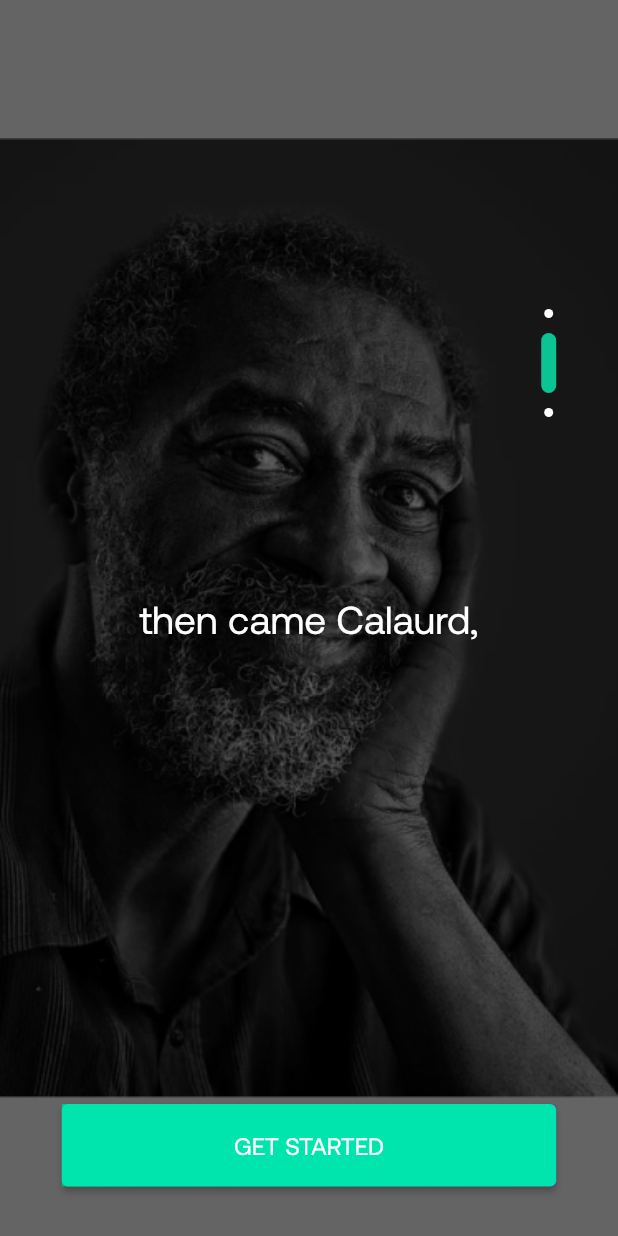
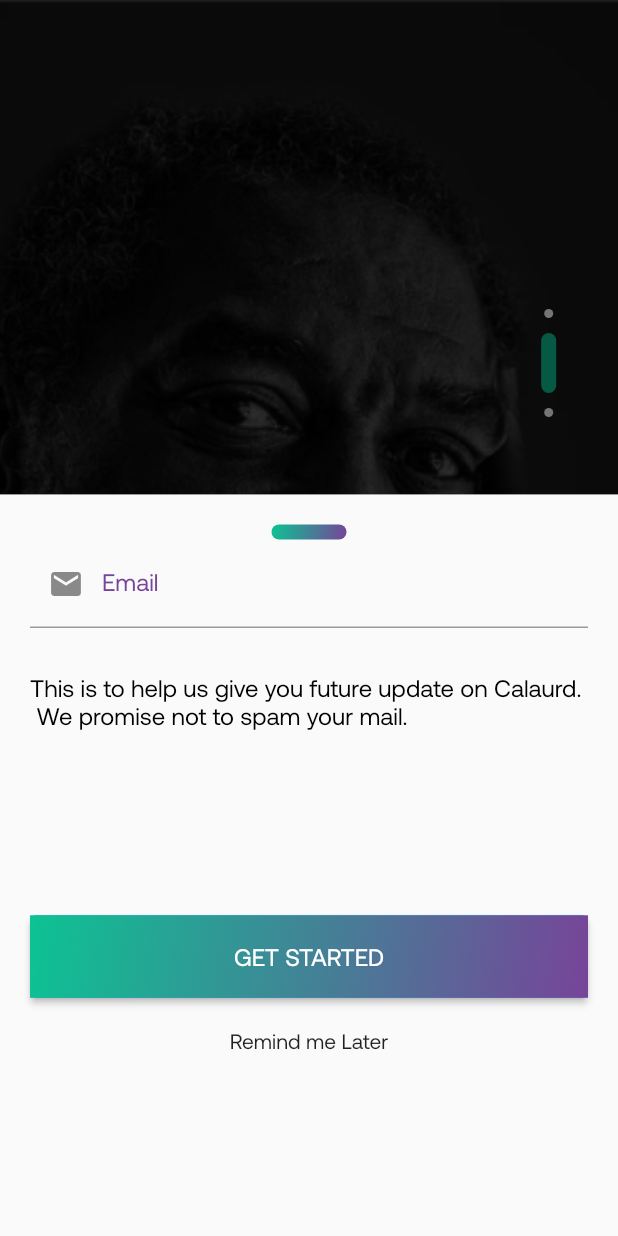
Before and after one commit to fiizzy/Calaurd, a Flutter app: the screen it shows after launch, scrolled down 576 dp, after a tap on "GET STARTED", on a phone screen of 412 x 824 dp. Run offline on Flutter 3.47's test engine with Material 2 defaults, Android fonts, the phone set to English and light mode, and no system bars.

Commit message:
Finished Onboarding

```diff
--- a/lib/main.dart
+++ b/lib/main.dart
@@ -1,4 +1,5 @@
 import 'package:calaurd/styles/styles.dart';
+import 'package:calaurd/views/home/home.dart';
 import 'package:calaurd/views/onboarding/onboarding.dart';
 import 'package:flutter/material.dart';
 
@@ -16,6 +17,7 @@
       initialRoute: '/',
       routes: {
         '/': (context) => Onboarding(),
+        '/home': (context) => Home(),
       },
     );
   }
--- a/lib/styles/styles.dart
+++ b/lib/styles/styles.dart
@@ -29,6 +29,11 @@
     fontFamily: 'Aeonik-Regular',
     color: white,
   );
+  static TextStyle bodyText = TextStyle(
+    fontSize: 16,
+    fontFamily: 'Aeonik-Regular',
+    color: Colors.black,
+  );
 
   //All Gradient Widgets
   static Gradient gradient = LinearGradient(
@@ -56,20 +61,23 @@
   static SizedBox horizontalSpaceTwo = SizedBox(
     width: 30,
   );
+
+  //Border Radius
+  static BorderRadius myBorderRadius = BorderRadius.circular(500);
 }
 
 class AppTheme {
   AppTheme._();
 
   //Colors for theme
-  static Color primaryBlue = MyStyles.gradientGreen;
+  static Color primaryBlue = MyStyles.gradientPurple;
 
   //Internal Flutter theme swatches and colours
   static ThemeData lightTheme = ThemeData(
     fontFamily: 'Aeonik-Regular',
 
     //This wierdly controls the Border Color
-    hintColor: MyStyles.gradientGreen,
+    hintColor: MyStyles.gradientPurple,
 
     buttonTheme: ButtonThemeData(
       buttonColor: primaryBlue,
--- /dev/null
+++ b/lib/views/home/enterEmail.dart
@@ -0,0 +1,83 @@
+import 'package:calaurd/styles/styles.dart';
+import 'package:flutter/material.dart';
+
+class EnterEmail extends StatefulWidget {
+  @override
+  _EnterEmailState createState() => _EnterEmailState();
+}
+
+class _EnterEmailState extends State<EnterEmail> {
+  @override
+  Widget build(BuildContext context) {
+    return Container(
+        padding: EdgeInsets.all(20),
+        height: MyStyles.deviceHieight(context) * .6,
+        child: Scaffold(
+            resizeToAvoidBottomInset: false,
+            body: Column(
+              crossAxisAlignment: CrossAxisAlignment.center,
+              children: [
+                Center(child: closeIcon()),
+                Form(
+                    child: Column(
+                  crossAxisAlignment: CrossAxisAlignment.start,
+                  children: [
+                    TextFormField(
+                      decoration: InputDecoration(
+                        prefixIcon: Icon(Icons.email),
+                        labelText: 'Email',
+                        hintText: 'example@gmail.com',
+                      ),
+                    ),
+                    MyStyles.verticalSpaceTwo,
+                    Text(
+                      'This is to help us give you future update on Calaurd. \n We promise not to spam your mail.',
+                      style: MyStyles.bodyText,
+                    ),
+                    SizedBox(
+                      height: MyStyles.deviceHieight(context) * .15,
+                    ),
+                    ElevatedButton(
+                      style: ButtonStyle(
+                        padding: MaterialStateProperty.all(EdgeInsets.zero),
+                      ),
+                      onPressed: () {
+                        Navigator.pushNamed(context, '/home');
+                      },
+                      child: Container(
+                        height: MyStyles.buttonHeight,
+                        decoration: BoxDecoration(gradient: MyStyles.gradient),
+                        child: Center(
+                          child: Text(
+                            "GET STARTED",
+                            style: MyStyles.buttonText,
+                          ),
+                        ),
+                      ),
+                    ),
+                    MyStyles.verticalSpaceOne,
+                    Center(
+                      child: InkWell(
+                        onTap: () {
+                          Navigator.pushNamed(context, '/home');
+                        },
+                        child: Text('Remind me Later'),
+                      ),
+                    )
+                  ],
+                ))
+              ],
+            )));
+  }
+}
+
+Widget closeIcon() {
+  return InkWell(
+    child: Container(
+      height: 10,
+      width: 50,
+      decoration: BoxDecoration(
+          gradient: MyStyles.gradient, borderRadius: MyStyles.myBorderRadius),
+    ),
+  );
+}
--- /dev/null
+++ b/lib/views/home/home.dart
@@ -0,0 +1,15 @@
+import 'package:flutter/material.dart';
+
+class Home extends StatefulWidget {
+  @override
+  _HomeState createState() => _HomeState();
+}
+
+class _HomeState extends State<Home> {
+  @override
+  Widget build(BuildContext context) {
+    return Scaffold(
+      body: Center(child: Text('Home Screen')),
+    );
+  }
+}
--- a/lib/views/onboarding/onboarding.dart
+++ b/lib/views/onboarding/onboarding.dart
@@ -1,4 +1,6 @@
 import 'package:calaurd/styles/styles.dart';
+import 'package:calaurd/views/home/enterEmail.dart';
+import 'package:calaurd/views/home/home.dart';
 import 'package:calaurd/views/onboarding/indicatorWidget.dart';
 import 'package:calaurd/views/onboarding/onboardingWidgets.dart';
 import 'package:flutter/material.dart';
@@ -11,49 +13,10 @@
 class _OnboardingState extends State<Onboarding> {
   int currentIndex = 0;
 
-  String pathChange() {
-    switch (currentIndex) {
-      case 0:
-        {
-          return 'images/onboardingOne.png';
-        }
-      case 1:
-        {
-          return 'images/onboardingTwo.png';
-        }
-      case 2:
-        {
-          return 'images/onboardingOne.png';
-        }
-
-      default:
-        return 'Something went Wrong';
-    }
-  }
-
-  String descriptionChange() {
-    switch (currentIndex) {
-      case 0:
-        {
-          return 'First, it was Black and White';
-        }
-      case 1:
-        {
-          return 'then came Calaurd,';
-        }
-      case 2:
-        {
-          return '...and all was Coloured';
-        }
-
-      default:
-        return 'Something went Wrong';
-    }
-  }
-
   @override
   Widget build(BuildContext context) {
     return Scaffold(
+      resizeToAvoidBottomInset: true,
       body: Stack(
         alignment: AlignmentDirectional.center,
         children: [
@@ -64,20 +27,7 @@
                 currentIndex = index;
               });
             },
-            children: [
-              OnboardingOne(
-                imagePath: pathChange(),
-                description: descriptionChange(),
-              ),
-              OnboardingOne(
-                imagePath: pathChange(),
-                description: descriptionChange(),
-              ),
-              OnboardingOne(
-                imagePath: pathChange(),
-                description: descriptionChange(),
-              ),
-            ],
+            children: [OnboardingOne(), OnboardingTwo(), OnboardingThree()],
           ),
           Positioned(
               top: MyStyles.deviceHieight(context) * .25,
@@ -95,21 +45,24 @@
               // color: MyStyles.primaryGreen,
               child: ElevatedButton(
                 style: ButtonStyle(
-                  backgroundColor: MaterialStateProperty.resolveWith<Color>(
-                    (Set<MaterialState> states) {
-                      if (states.contains(MaterialState.pressed))
-                        return MyStyles.gradientGreen;
-                      return MyStyles
-                          .gradientGreen; // Use the component's default.
-                    },
-                  ),
+                  padding: MaterialStateProperty.all(EdgeInsets.zero),
                 ),
                 onPressed: () {
-                  Navigator.pushNamed(context, '/login');
+                  showModalBottomSheet(
+                      isScrollControlled: true,
+                      context: context,
+                      builder: (context) => EnterEmail());
+                  // Navigator.pushNamed(context, '/home');
                 },
-                child: Text(
-                  "GET STARTED",
-                  style: MyStyles.buttonText,
+                child: Container(
+                  height: MyStyles.buttonHeight,
+                  decoration: BoxDecoration(gradient: MyStyles.gradient),
+                  child: Center(
+                    child: Text(
+                      "GET STARTED",
+                      style: MyStyles.buttonText,
+                    ),
+                  ),
                 ),
               ),
             ),
--- a/lib/views/onboarding/onboardingWidgets.dart
+++ b/lib/views/onboarding/onboardingWidgets.dart
@@ -2,11 +2,6 @@
 import 'package:flutter/material.dart';
 
 class OnboardingOne extends StatelessWidget {
-  final String imagePath;
-  final String description;
-
-  OnboardingOne({required this.imagePath, required this.description});
-
   @override
   Widget build(BuildContext context) {
     return Container(
@@ -15,9 +10,10 @@
         children: [
           Container(
               width: MyStyles.deviceWidth(context),
+              height: MyStyles.deviceHieight(context),
               child: Image.asset(
-                imagePath,
-                fit: BoxFit.fitWidth,
+                'images/onboardingOne.png',
+                fit: BoxFit.cover,
               )),
           Container(
             color: Color.fromRGBO(0, 0, 0, .6),
@@ -26,7 +22,7 @@
           Wrap(
             children: [
               Text(
-                description,
+                'First, it was Black and White',
                 style: MyStyles.headerOne,
               ),
             ],
@@ -36,3 +32,67 @@
     );
   }
 }
+
+class OnboardingTwo extends StatelessWidget {
+  @override
+  Widget build(BuildContext context) {
+    return Container(
+      child: Stack(
+        alignment: AlignmentDirectional.center,
+        children: [
+          Container(
+              width: MyStyles.deviceWidth(context),
+              height: MyStyles.deviceHieight(context),
+              child: Image.asset(
+                'images/onboardingTwo.png',
+                fit: BoxFit.cover,
+              )),
+          Container(
+            color: Color.fromRGBO(0, 0, 0, .6),
+            height: MyStyles.deviceHieight(context),
+          ),
+          Wrap(
+            children: [
+              Text(
+                'then came Calaurd',
+                style: MyStyles.headerOne,
+              ),
+            ],
+          )
+        ],
+      ),
+    );
+  }
+}
+
+class OnboardingThree extends StatelessWidget {
+  @override
+  Widget build(BuildContext context) {
+    return Container(
+      child: Stack(
+        alignment: AlignmentDirectional.center,
+        children: [
+          Container(
+              width: MyStyles.deviceWidth(context),
+              height: MyStyles.deviceHieight(context),
+              child: Image.asset(
+                'images/onboardingThree.jpg',
+                fit: BoxFit.cover,
+              )),
+          Container(
+            color: Color.fromRGBO(0, 0, 0, .3),
+            height: MyStyles.deviceHieight(context),
+          ),
+          Wrap(
+            children: [
+              Text(
+                '...and all was Coloured',
+                style: MyStyles.headerOne,
+              ),
+            ],
+          )
+        ],
+      ),
+    );
+  }
+}
```
Also changed, not shown: images/onboardingThree.jpg (added).
